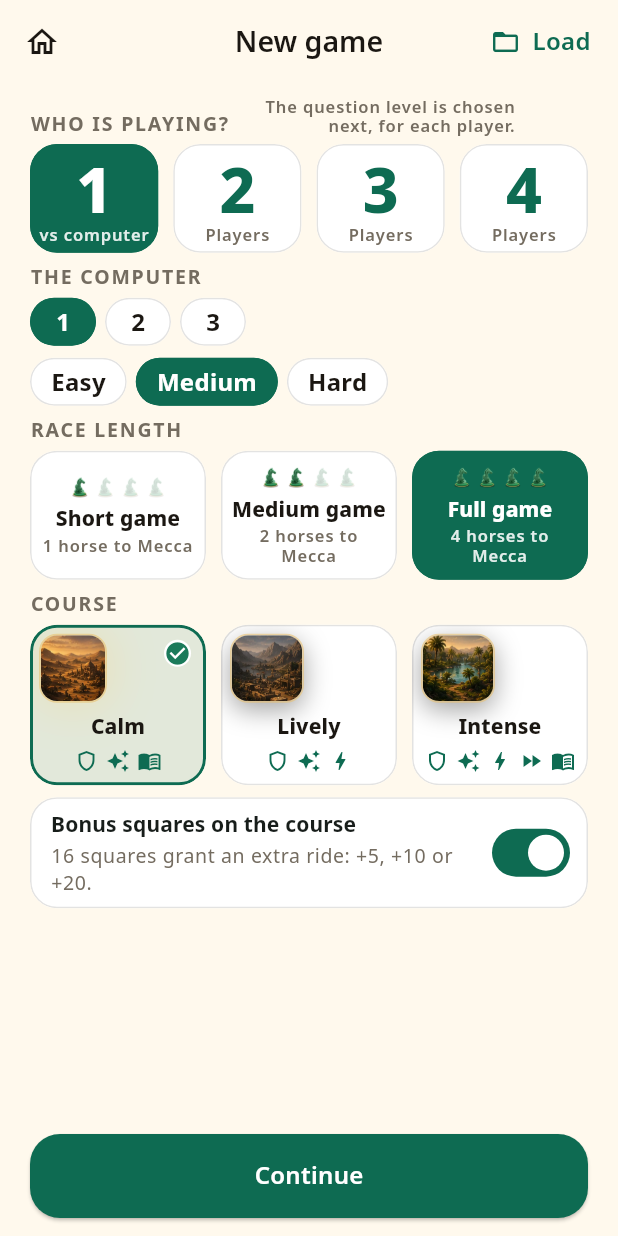
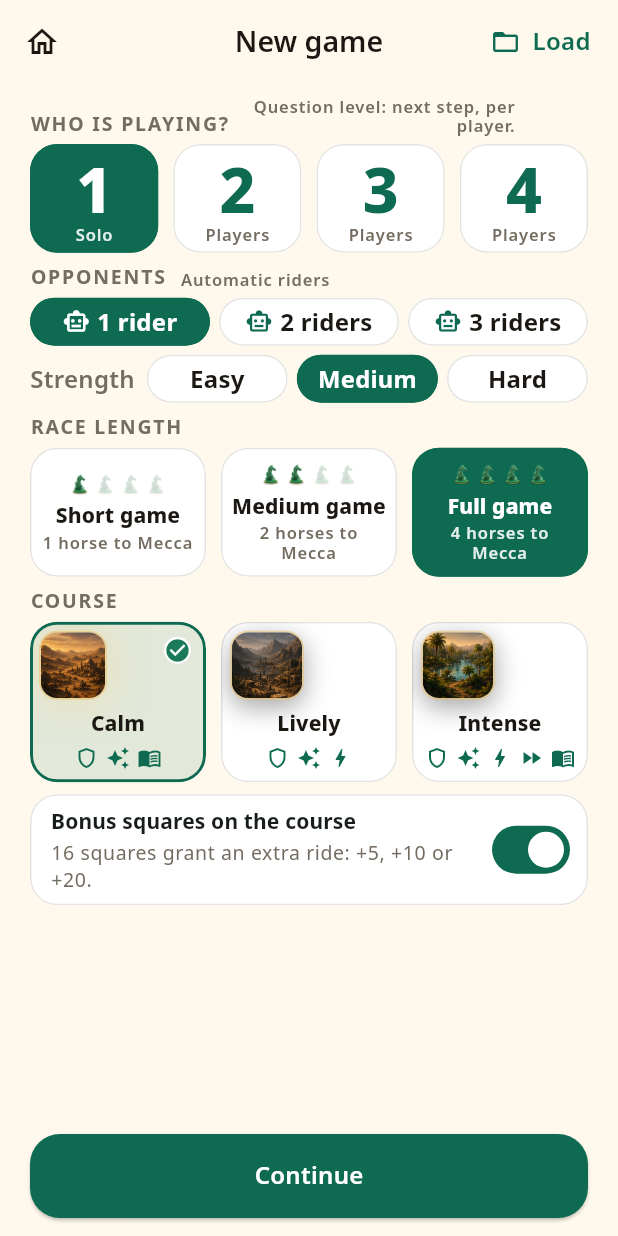
Before and after one commit to UPASCO/IqraQuest, a Flutter app: the ModeSelectionScreen screen opened by its route, on a phone screen of 412 x 824 dp. Run offline on Flutter 3.47's test engine with Material 3 defaults, Android fonts, the phone set to English and light mode, and no system bars; our stand-ins replace audioplayers, flutter_riverpod, flutter_secure_storage, go_router, in_app_purchase, share_plus and 1 more; accounts and stored records are empty; project files that could hold a hidden picture were left out.

Commit message:
Name the solo opponents for what they are: automatic riders
"The computer" over a bare 1 2 3 read as its level, or as nothing — a
tester circled it. The section is now "Opponents · Automatic riders",
with three chips a third of the width each, "1 rider / 2 riders /
3 riders" behind a robot glyph, and the strength row labelled inline
("Strength" on a phone, "Opponents' strength" on a tablet). The chips
share the word the board already uses for those riders. The "1" tile
says Solo, as the home shelf does.

- Chips are thirds of the row with a label that scales down, so the row
  never folds on a narrow phone; the unused chip group is gone.
- The question-level note is shortened so it no longer ellipsises beside
  its eyebrow on a phone.
- Two keys dropped, three added, two reworded — in 12 languages, with
  ICU plurals for the rider count.

Co-Authored-By: Claude Fable 5.1 <noreply@anthropic.com>
Claude-Session: https://claude.ai/code/session_01FV3FyCKNjt2AKEZ15AcXXT

```diff
--- a/lib/features/mode_selection/presentation/mode_selection_screen.dart
+++ b/lib/features/mode_selection/presentation/mode_selection_screen.dart
@@ -140,7 +140,11 @@ class _ModeSelectionScreenState extends ConsumerState<ModeSelectionScreen> {
                   ),
                   if (_isSolo) ...[
                     SizedBox(height: gap),
-                    if (compact) _Eyebrow(l10n.setupComputer),
+                    // Named for what they are — the other riders in the
+                    // race, played by the app — not for the machine. A
+                    // bare "1 2 3" under "the computer" read as its
+                    // level, or as nothing at all.
+                    _Eyebrow(l10n.aiOpponentsLabel, trailing: l10n.autoRidersNote),
                     _SoloOptions(
                       aiCount: _aiCount,
                       onAiCount: (n) => setState(() => _aiCount = n),
@@ -350,7 +354,7 @@ class _PlayerTiles extends StatelessWidget {
               child: _NumberTile(
                 key: Key('players-$n'),
                 number: n,
-                caption: n == 1 ? l10n.soloTileCaption : l10n.playersLabel,
+                caption: n == 1 ? l10n.soloMode : l10n.playersLabel,
                 selected: selected == n,
                 onTap: () => onChanged(n),
               ),
@@ -476,9 +480,11 @@ class _FilledTile extends StatelessWidget {
   }
 }
 
-/// What the solo game still has to decide: how many computer riders, and
-/// how well they play. Two labelled chip rows that sit side by side on a
-/// tablet and one under the other on a phone.
+/// What the solo game still has to decide: how many automatic riders
+/// line up against the player, and how well they play. Two rows of
+/// three, each chip a third of the width, so the row never folds — a
+/// phone cannot afford a fourth line here — and the label of the second
+/// row rides inline with its chips.
 class _SoloOptions extends StatelessWidget {
   const _SoloOptions({
     required this.aiCount,
@@ -498,79 +504,65 @@ class _SoloOptions extends StatelessWidget {
 
   @override
   Widget build(BuildContext context) {
-    return Wrap(
-      spacing: 18,
-      runSpacing: 8,
-      crossAxisAlignment: WrapCrossAlignment.center,
+    final labelStyle = Theme.of(context).textTheme.labelLarge?.copyWith(
+      color: context.colors.textSecondary,
+    );
+    return Column(
+      crossAxisAlignment: CrossAxisAlignment.stretch,
       children: [
-        _ChipGroup(
-          label: compact ? null : l10n.aiOpponentsLabel,
-          chips: [
-            for (var n = 1; n <= 3; n++)
-              _Chip(
+        Row(
+          children: [
+            for (var n = 1; n <= 3; n++) ...[
+              if (n > 1) const SizedBox(width: 6),
+              Expanded(
+                child: _Chip(
                   key: Key('opponents-$n'),
-                label: '$n',
-                semanticsLabel: '$n ${l10n.aiOpponentsLabel}',
+                  icon: Icons.smart_toy_outlined,
+                  label: l10n.autoRidersCount(n),
+                  semanticsLabel:
+                      '${l10n.autoRidersCount(n)}, ${l10n.autoRidersNote}',
                   selected: aiCount == n,
-                minWidth: 44,
                   compact: compact,
                   onTap: () => onAiCount(n),
                 ),
+              ),
+            ],
           ],
         ),
-        _ChipGroup(
-          label: compact ? null : l10n.computerStrengthLabel,
-          chips: [
-            for (final d in AiDifficulty.values)
-              _Chip(
+        const SizedBox(height: 6),
+        Row(
+          children: [
+            Padding(
+              padding: const EdgeInsetsDirectional.only(end: 8),
+              child: Text(
+                compact ? l10n.strengthLabelShort : l10n.computerStrengthLabel,
+                style: labelStyle,
+              ),
+            ),
+            for (final d in AiDifficulty.values) ...[
+              if (d != AiDifficulty.values.first) const SizedBox(width: 6),
+              Expanded(
+                child: _Chip(
                   key: Key('ai-${d.name}'),
                   label: switch (d) {
                     AiDifficulty.easy => l10n.difficultyEasy,
                     AiDifficulty.medium => l10n.difficultyMedium,
                     AiDifficulty.hard => l10n.difficultyHard,
                   },
+                  semanticsLabel:
+                      '${l10n.computerStrengthLabel}: ${switch (d) {
+                    AiDifficulty.easy => l10n.difficultyEasy,
+                    AiDifficulty.medium => l10n.difficultyMedium,
+                    AiDifficulty.hard => l10n.difficultyHard,
+                  }}',
                   selected: difficulty == d,
                   compact: compact,
                   onTap: () => onDifficulty(d),
                 ),
+              ),
+            ],
           ],
         ),
-      ],
-    );
-  }
-}
-
-/// A label and its chips. A Wrap, not a Row: at the large text size on
-/// the narrow phone the label and the chips fold rather than overflow.
-class _ChipGroup extends StatelessWidget {
-  const _ChipGroup({required this.label, required this.chips});
-
-  /// Null when the section's eyebrow already names what these chips are:
-  /// two labelled rows cost a phone a line each, and the chips say what
-  /// they are (a count, a strength) once the eyebrow has introduced
-  /// them. The screen reader still hears the full label on every chip.
-  final String? label;
-  final List<Widget> chips;
-
-  @override
-  Widget build(BuildContext context) {
-    // The chips are one item of the outer wrap, so they move to the next
-    // line together: a label followed by two chips and a third one
-    // stranded underneath read as a broken row.
-    final row = Wrap(spacing: 6, runSpacing: 6, children: chips);
-    if (label == null) return row;
-    return Wrap(
-      spacing: 10,
-      runSpacing: 6,
-      crossAxisAlignment: WrapCrossAlignment.center,
-      children: [
-        Text(
-          label!,
-          style: Theme.of(context).textTheme.labelLarge?.copyWith(
-            color: context.colors.textSecondary,
-          ),
-        ),
-        row,
       ],
     );
   }
@@ -584,7 +576,7 @@ class _Chip extends StatelessWidget {
     required this.selected,
     required this.onTap,
     this.semanticsLabel,
-    this.minWidth = 0,
+    this.icon,
     this.compact = false,
   });
 
@@ -592,7 +584,9 @@ class _Chip extends StatelessWidget {
   final bool selected;
   final VoidCallback onTap;
   final String? semanticsLabel;
-  final double minWidth;
+
+  /// A glyph before the word — the robot on the automatic riders.
+  final IconData? icon;
 
   /// Still a comfortable target, six points shorter.
   final bool compact;
@@ -617,22 +611,38 @@ class _Chip extends StatelessWidget {
         child: InkWell(
           onTap: onTap,
           child: ConstrainedBox(
-            constraints: BoxConstraints(
-              minWidth: minWidth,
-              minHeight: compact ? 32 : 36,
-            ),
+            constraints: BoxConstraints(minHeight: compact ? 32 : 36),
             child: Padding(
               padding: EdgeInsets.symmetric(
-                horizontal: 14,
+                horizontal: icon == null ? 14 : 10,
                 vertical: compact ? 5 : 7,
               ),
               child: Center(
                 widthFactor: 1,
-                child: Text(
+                // Scaled down rather than folded: a chip a third of a
+                // narrow phone wide must still say "3 cavaliers" whole.
+                child: FittedBox(
+                  fit: BoxFit.scaleDown,
+                  child: Row(
+                    mainAxisSize: MainAxisSize.min,
+                    children: [
+                      if (icon != null) ...[
+                        Icon(
+                          icon,
+                          size: 18,
+                          color: selected ? Colors.white : colors.primary,
+                        ),
+                        const SizedBox(width: 5),
+                      ],
+                      Text(
                         label,
+                        maxLines: 1,
                         style: Theme.of(context).textTheme.labelLarge?.copyWith(
                           color: selected ? Colors.white : colors.textPrimary,
                           fontWeight: FontWeight.w700,
+                        ),
+                      ),
+                    ],
                   ),
                 ),
               ),
--- a/lib/l10n/app_en.arb
+++ b/lib/l10n/app_en.arb
@@ -1380,21 +1380,30 @@
   "@setupWhoPlays": {
     "description": "Eyebrow over the four player-count tiles"
   },
-  "soloTileCaption": "vs computer",
-  "@soloTileCaption": {
-    "description": "Caption under the '1' player tile: one human against the computer"
-  },
-  "computerStrengthLabel": "Computer strength",
+  "computerStrengthLabel": "Opponents' strength",
   "@computerStrengthLabel": {
-    "description": "Label before the computer's difficulty chips. Deliberately NOT the word 'level': the question level is a different choice, on the next screen, and a tester who read this row as the question difficulty stopped looking there"
-  },
-  "setupComputer": "The computer",
-  "@setupComputer": {
-    "description": "Eyebrow over the computer's two chip rows on the setup screen"
-  },
-  "questionLevelNote": "The question level is chosen next, for each player.",
+    "description": "Label before the automatic riders' strength chips, in the roomy layout. Deliberately NOT the word 'level': the question level is a different choice, on the next screen"
+  },
+  "strengthLabelShort": "Strength",
+  "@strengthLabelShort": {
+    "description": "The same label in one word, inline before the chips on a phone"
+  },
+  "autoRidersNote": "Automatic riders",
+  "@autoRidersNote": {
+    "description": "Note beside the 'Opponents' eyebrow: these riders are played by the app"
+  },
+  "autoRidersCount": "{count, plural, one{{count} rider} other{{count} riders}}",
+  "@autoRidersCount": {
+    "description": "Chip: how many automatic riders the solo player races against",
+    "placeholders": {
+      "count": {
+        "type": "num"
+      }
+    }
+  },
+  "questionLevelNote": "Question level: next step, per player.",
   "@questionLevelNote": {
-    "description": "One line on the setup screen pointing at the per-rider question level, which is chosen on the next screen"
+    "description": "Short note beside the 'Who is playing?' eyebrow: the per-rider question level is chosen on the next screen. Kept short: it shares its row with the eyebrow"
   },
   "setupRaceLength": "Race length",
   "@setupRaceLength": {
--- a/lib/l10n/app_it.arb
+++ b/lib/l10n/app_it.arb
@@ -278,10 +278,11 @@
   "ruleBonusBody": "Se il tavolo le tiene, sedici caselle bonus sono distribuite sul tabellone a ogni partita, quattro per quarto. Un cavallo che si ferma esattamente su una riparte subito di +5, +10 o +20 galoppi — e se quella cavalcata lo posa esattamente su un'altra casella bonus, parte anche quella: i bonus si concatenano. Ogni casella paga una volta per turno e resta in gioco per tutti. Senza di esse, una carta vale esattamente i suoi galoppi.",
   "newGameTitle": "Nuova partita",
   "setupWhoPlays": "Chi gioca?",
-  "soloTileCaption": "contro il computer",
-  "computerStrengthLabel": "Forza del computer",
-  "setupComputer": "Il computer",
-  "questionLevelNote": "Il livello delle domande si sceglie subito dopo, per ogni giocatore.",
+  "computerStrengthLabel": "Forza degli avversari",
+  "strengthLabelShort": "Forza",
+  "autoRidersNote": "Cavalieri automatici",
+  "autoRidersCount": "{count, plural, one{{count} cavaliere} other{{count} cavalieri}}",
+  "questionLevelNote": "Livello domande: al passo successivo, per giocatore.",
   "setupRaceLength": "Durata della partita",
   "raceLengthShort": "Partita breve",
   "raceLengthMedium": "Partita media",
--- a/lib/l10n/app_nl.arb
+++ b/lib/l10n/app_nl.arb
@@ -278,10 +278,11 @@
   "ruleBonusBody": "Houdt de tafel ze, dan worden er elk spel zestien bonusvakjes op het bord verdeeld, vier per kwart. Een paard dat er precies op stopt, rijdt meteen +5, +10 of +20 galops door — en zet die rit het precies op een ander bonusvakje, dan gaat dat er ook af: bonussen schakelen door. Elk vakje betaalt één keer per beurt en blijft voor iedereen in het spel. Zonder ze is een kaart precies zijn galops waard.",
   "newGameTitle": "Nieuw spel",
   "setupWhoPlays": "Wie speelt er?",
-  "soloTileCaption": "tegen de computer",
-  "computerStrengthLabel": "Sterkte van de computer",
-  "setupComputer": "De computer",
-  "questionLevelNote": "Het vraagniveau kies je hierna, voor elke speler.",
+  "computerStrengthLabel": "Sterkte van de tegenstanders",
+  "strengthLabelShort": "Sterkte",
+  "autoRidersNote": "Automatische ruiters",
+  "autoRidersCount": "{count, plural, one{{count} ruiter} other{{count} ruiters}}",
+  "questionLevelNote": "Vraagniveau: in de volgende stap, per speler.",
   "setupRaceLength": "Speelduur",
   "raceLengthShort": "Kort spel",
   "raceLengthMedium": "Gemiddeld spel",
```
Also changed, not shown: lib/l10n/app_ar.arb (+5 -4 lines), lib/l10n/app_de.arb (+5 -4 lines), lib/l10n/app_es.arb (+5 -4 lines), lib/l10n/app_fr.arb (+5 -4 lines), lib/l10n/app_id.arb (+5 -4 lines), lib/l10n/app_ms.arb (+5 -4 lines), lib/l10n/app_pt.arb (+5 -4 lines), lib/l10n/app_tr.arb (+5 -4 lines), lib/l10n/app_ur.arb (+5 -4 lines), lib/l10n/generated/app_localizations.dart, lib/l10n/generated/app_localizations_ar.dart, lib/l10n/generated/app_localizations_de.dart, lib/l10n/generated/app_localizations_en.dart, lib/l10n/generated/app_localizations_es.dart, 8 more files, 1 other file. Lines whose indentation alone changed are shown as unchanged.
